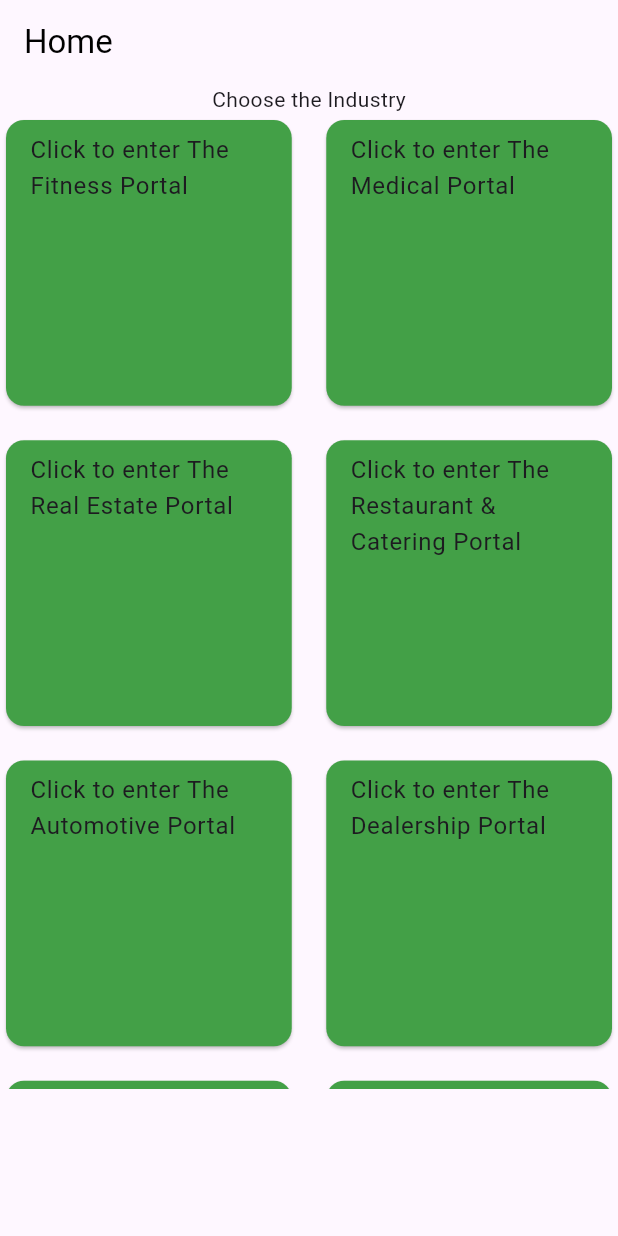
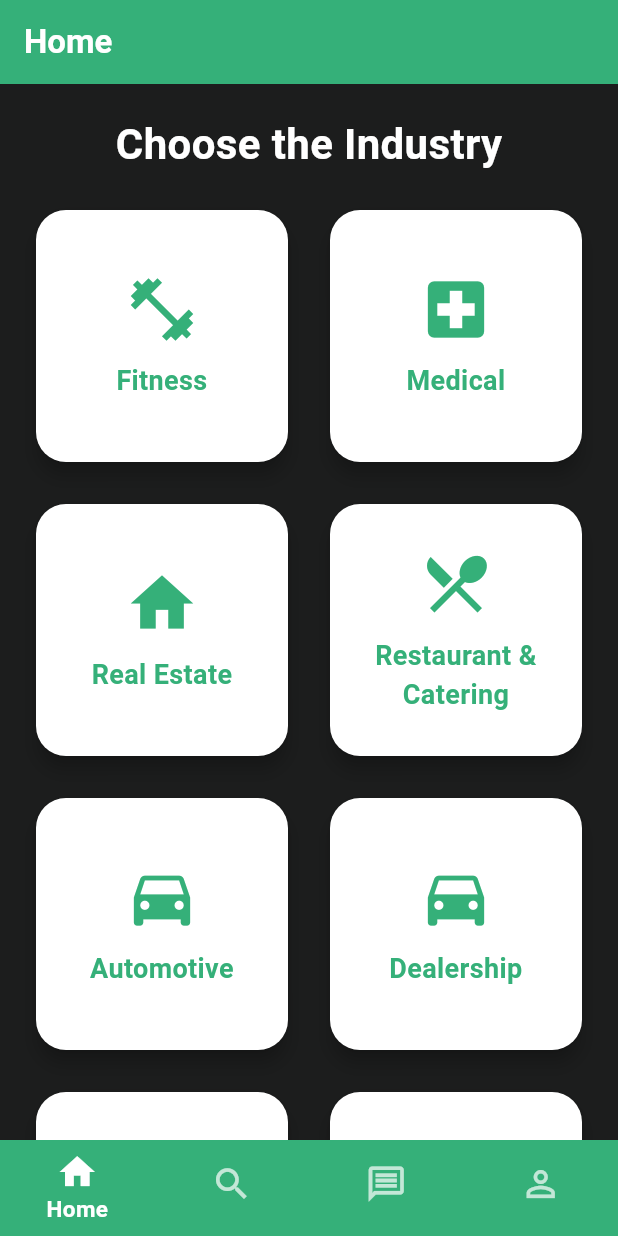
Before and after one commit to inshadaliqbal/Saas, a Flutter app: the screen it shows after launch, on a phone screen of 412 x 824 dp. Run offline on Flutter 3.47's test engine with Material 3 defaults, Android fonts, the phone set to English and light mode, and no system bars; our stand-ins replace youtube_player_flutter; Roboto replaces fonts that are missing (Montserrat).

Commit message:
First Commit

```diff
--- a/lib/bottom_bar.dart
+++ b/lib/bottom_bar.dart
@@ -0,0 +1,129 @@
+import 'package:flutter/material.dart';
+import 'package:neru_lending/dashboard_page.dart';
+import 'package:neru_lending/home_page.dart';
+import 'package:neru_lending/profile.dart';
+import 'package:neru_lending/search_page.dart';
+
+
+class BottomBar extends StatefulWidget {
+
+  static const bottomBar = 'Bottom Bar';
+  BottomBar({super.key});
+
+  @override
+  State<BottomBar> createState() => _BottomBarState();
+}
+
+class _BottomBarState extends State<BottomBar> {
+  int _selectedIndex = 0;
+
+  final List<Widget> _screenOptions = [
+    HomePage(),
+    SearchPage(),
+    DashboardPage(),
+    ProfilePage()
+  ];
+
+  void _onItemTapped(int index) {
+    setState(() {
+      _selectedIndex = index;
+    });
+  }
+
+  @override
+  Widget build(BuildContext context) {
+    return Scaffold(
+      bottomNavigationBar: buildBottomNavigationBarWidget(_onItemTapped, _selectedIndex),
+      backgroundColor: Colors.blueGrey.shade100,
+      body: _screenOptions[_selectedIndex],
+    );
+  }
+}
+
+BottomNavigationBar buildBottomNavigationBarWidget(
+    Function onTap, int selectedInt) {
+  return BottomNavigationBar(
+    items: const <BottomNavigationBarItem>[
+      BottomNavigationBarItem(
+        icon: Icon(
+          Icons.home_outlined,
+          size: 28,
+          color: Colors.white70,
+        ),
+        activeIcon: Icon(
+          Icons.home,
+          size: 28,
+          color: Colors.white,
+        ),
+        label: 'Home',
+      ),
+      BottomNavigationBarItem(
+        icon: Icon(
+          Icons.search_outlined,
+          size: 28,
+          color: Colors.white70,
+        ),
+        activeIcon: Icon(
+          Icons.search,
+          size: 28,
+          color: Colors.white,
+        ),
+        label: 'Search',
+      ),
+      BottomNavigationBarItem(
+        icon: Icon(
+          Icons.message_outlined,
+          size: 28,
+          color: Colors.white70,
+        ),
+        activeIcon: Icon(
+          Icons.dashboard,
+          size: 28,
+          color: Colors.white,
+        ),
+        label: 'Dash',
+      ),
+      BottomNavigationBarItem(
+        icon: Icon(
+          Icons.person_outline,
+          size: 28,
+          color: Colors.white70,
+        ),
+        activeIcon: Icon(
+          Icons.person,
+          size: 28,
+          color: Colors.white,
+        ),
+        label: 'Profile',
+      ),
+    ],
+    currentIndex: selectedInt,
+    selectedItemColor: Colors.white,
+    unselectedItemColor: Colors.black54,
+    backgroundColor: Color(0xFF35B079),
+    type: BottomNavigationBarType.fixed,
+    onTap: (index) {
+      onTap(index);
+    },
+    elevation: 0, // No elevation for a flat design
+    selectedLabelStyle: TextStyle(
+      fontSize: 15,
+      fontWeight: FontWeight.bold,
+    ),
+    unselectedLabelStyle: TextStyle(
+      fontSize: 14,
+      fontWeight: FontWeight.normal,
+    ),
+    selectedIconTheme: IconThemeData(
+      size: 28,
+      color: Colors.black,
+    ),
+    unselectedIconTheme: IconThemeData(
+      size: 28,
+      color: Colors.black87,
+    ),
+    showSelectedLabels: true, // Show labels for selected items
+    showUnselectedLabels: false, // Show labels for unselected items
+    iconSize: 28, // Set a fixed icon size
+  );
+}
--- /dev/null
+++ b/lib/dashboard_page.dart
@@ -0,0 +1,14 @@
+import 'package:flutter/material.dart';
+
+
+class DashboardPage extends StatelessWidget {
+  const DashboardPage({super.key});
+
+  @override
+  Widget build(BuildContext context) {
+    return Scaffold(
+      backgroundColor: Colors.green,
+      body: Container(),
+    );
+  }
+}
--- a/lib/home_page.dart
+++ b/lib/home_page.dart
@@ -4,49 +4,115 @@
 import 'package:neru_lending/additional_file.dart';
 import 'package:neru_lending/industry_page.dart';
 
+
+
+
 class HomePage extends StatelessWidget {
   static const homePage = 'HomePage';
+
   HomePage({super.key});
+
+  // Define a map to associate each card name with an icon
+  final Map<String, IconData> _iconsMap = {
+    'Fitness': Icons.fitness_center,
+    'Medical': Icons.local_hospital,
+    'Real Estate': Icons.home,
+    'Restaurant & Catering': Icons.restaurant_menu,
+    'Automotive': Icons.directions_car,
+    'Dealership': Icons.directions_car,
+    'Trucking': Icons.local_shipping,
+    'Hair Salon': Icons.spa,
+    'Lawyer': Icons.gavel,
+    'Photography': Icons.camera_alt,
+    'Transportation': Icons.directions_bus,
+    'Electrician': Icons.electrical_services,
+    'Landscaping': Icons.landscape,
+    'eCommerce': Icons.shopping_cart,
+    'Musician': Icons.music_note,
+    'Insurance': Icons.security,
+    'Handy Man Servive': Icons.build,
+    'Accountant': Icons.attach_money,
+    'Cannabis': Icons.local_florist,
+    'Wholesaler': Icons.storefront,
+    'Barber': Icons.content_cut,
+    'Spa Business': Icons.spa,
+    'Therapist': Icons.healing,
+    'Credit Repair Company': Icons.credit_card,
+    'Wedding Planner': Icons.cake,
+    'Construction': Icons.construction,
+  };
 
   @override
   Widget build(BuildContext context) {
     AdditionalFiles additionalFiles = AdditionalFiles();
+
+
     return Scaffold(
+      backgroundColor: Colors.black87,
       appBar: AppBar(
+        backgroundColor: const Color(0xFF35B079),
         title: Text(
           'Home',
-          style: TextStyle(color: Colors.black),
+          style: TextStyle(color: Colors.white, fontFamily: 'Montserrat', fontWeight: FontWeight.bold),
         ),
       ),
       body: Column(
         mainAxisSize: MainAxisSize.min,
         children: [
-          Text('Choose the Industry'),
-          Container(
-            height: 650,
+          SizedBox(height: 20),
+          Text(
+            'Choose the Industry',
+            style: TextStyle(color: Colors.white, fontSize: 28, fontFamily: 'Montserrat', fontWeight: FontWeight.bold),
+          ),
+          SizedBox(height: 20),
+          Expanded(
             child: GridView.builder(
+              padding: const EdgeInsets.symmetric(horizontal: 20),
               gridDelegate: SliverGridDelegateWithFixedCrossAxisCount(
                 crossAxisCount: 2,
-                crossAxisSpacing: 15.0,
-                mainAxisSpacing: 15.0,
+                crossAxisSpacing: 20.0,
+                mainAxisSpacing: 20.0,
               ),
               itemCount: additionalFiles.mainIndustryList.length,
               itemBuilder: (context, index) {
-                return Column(
-                  crossAxisAlignment: CrossAxisAlignment.stretch,
-                  children: [
-                    Expanded(
-                      child: GestureDetector(
-                        onTap:(){
-                          Navigator.pushNamed(context, IndustryPage.industryPage);
-                        },
-                        child: Card(
-                          color: Colors.green.shade600,
-                          child: ListTile(title: Text('Click to enter The ${additionalFiles.mainIndustryList[index].name} Portal')),
-                        ),
+                return GestureDetector(
+                  onTap: () {
+                    Navigator.pushNamed(
+                      context,
+                      IndustryPage.industryPage,
+                    );
+                  },
+                  child: Card(
+                    elevation: 5,
+                    shape: RoundedRectangleBorder(
+                      borderRadius: BorderRadius.circular(20),
+                    ),
+                    color: Colors.white,
+                    child: Padding(
+                      padding: const EdgeInsets.all(20.0),
+                      child: Column(
+                        mainAxisAlignment: MainAxisAlignment.center,
+                        children: [
+                          Icon(
+                            _iconsMap[additionalFiles.mainIndustryList[index].name] ?? Icons.error, // Use icon associated with card name
+                            size: 50,
+                            color: const Color(0xFF35B079),
+                          ),
+                          SizedBox(height: 10),
+                          Text(
+                            additionalFiles.mainIndustryList[index].name,
+                            style: TextStyle(
+                              color: const Color(0xFF35B079),
+                              fontFamily: 'Montserrat',
+                              fontWeight: FontWeight.bold,
+                              fontSize: 18,
+                            ),
+                            textAlign: TextAlign.center,
+                          ),
+                        ],
                       ),
                     ),
-                  ],
+                  ),
                 );
               },
             ),
--- a/lib/main.dart
+++ b/lib/main.dart
@@ -1,4 +1,5 @@
 import 'package:flutter/material.dart';
+import 'package:neru_lending/bottom_bar.dart';
 import 'package:neru_lending/home_page.dart';
 import 'package:neru_lending/industry_page.dart';
 import 'package:neru_lending/service_page.dart';
@@ -14,11 +15,12 @@
   @override
   Widget build(BuildContext context) {
     return MaterialApp(
-      initialRoute: HomePage.homePage,
+      initialRoute: BottomBar.bottomBar,
       routes: {
         HomePage.homePage:(context)=> HomePage(),
         IndustryPage.industryPage:(context) => IndustryPage(),
-        ServicePage.servicePage:(context) => ServicePage()
+        ServicePage.servicePage:(context) => ServicePage(),
+        BottomBar.bottomBar:(context) => BottomBar()
       },
     );
   }
--- /dev/null
+++ b/lib/profile.dart
@@ -0,0 +1,14 @@
+import 'package:flutter/material.dart';
+
+
+class ProfilePage extends StatelessWidget {
+  const ProfilePage({super.key});
+
+  @override
+  Widget build(BuildContext context) {
+    return Scaffold(
+      backgroundColor: Colors.redAccent,
+      body: Container(),
+    );
+  }
+}
--- /dev/null
+++ b/lib/search_page.dart
@@ -0,0 +1,14 @@
+import 'package:flutter/material.dart';
+
+
+class SearchPage extends StatelessWidget {
+  const SearchPage({super.key});
+
+  @override
+  Widget build(BuildContext context) {
+    return Scaffold(
+      backgroundColor: Colors.white54,
+      body: Container(),
+    );
+  }
+}
--- /dev/null
+++ b/lib/welcome_page.dart
@@ -0,0 +1 @@
+import 'package:flutter/material.dart';
```
